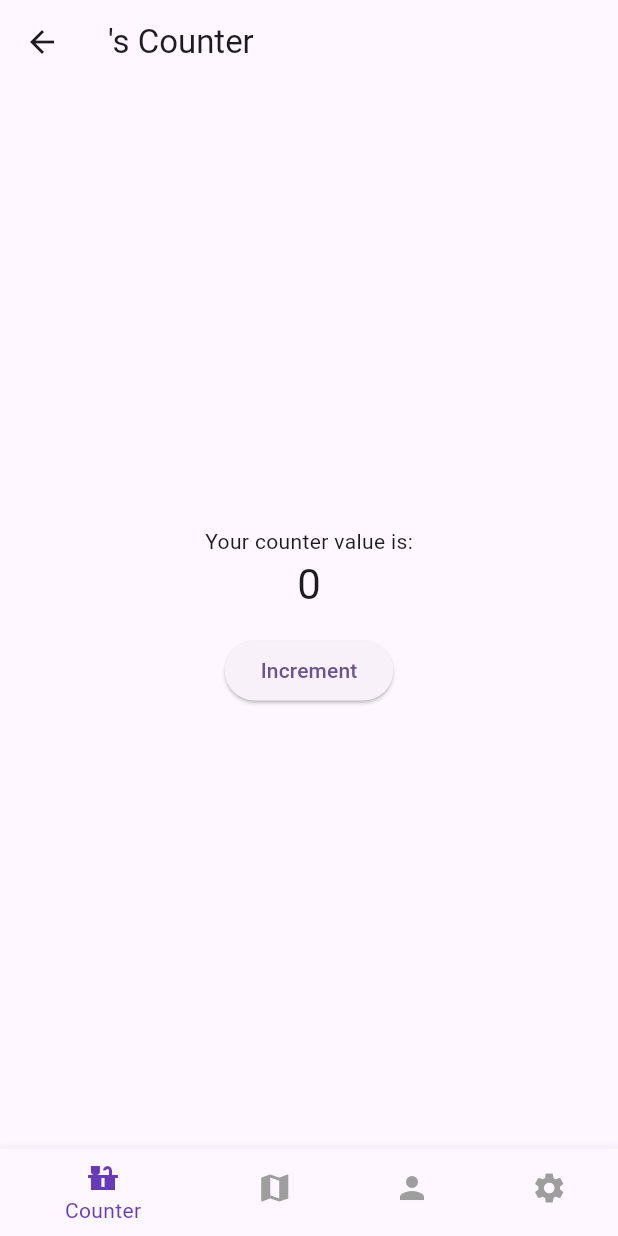
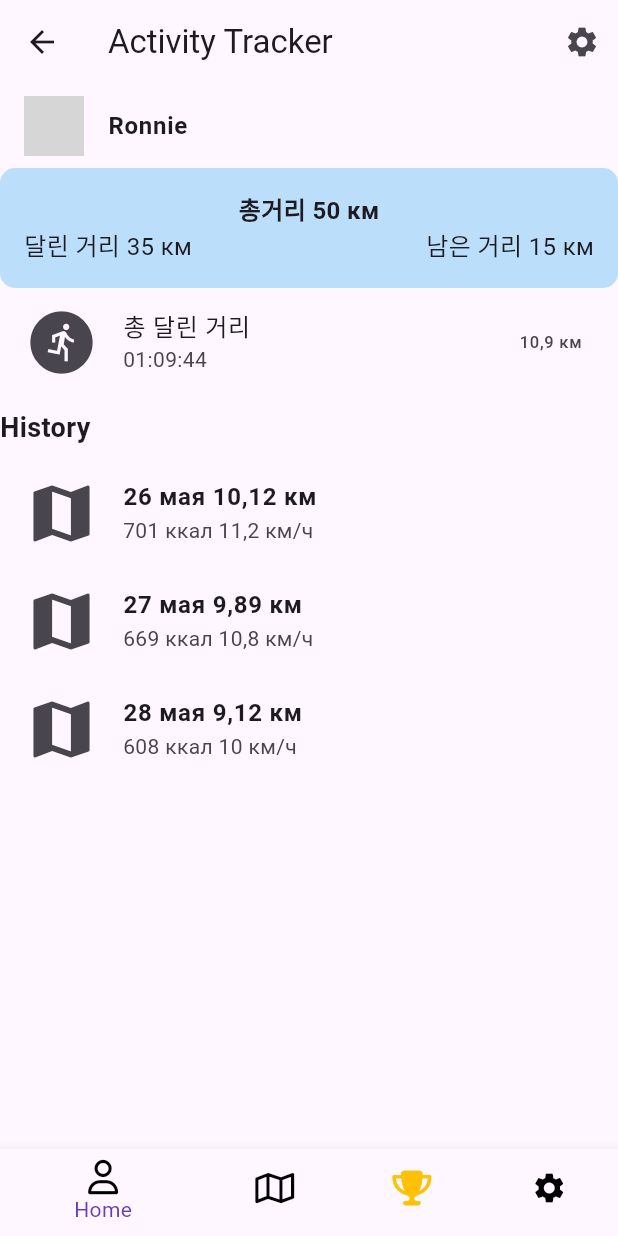
Before and after one commit to Me-in-U/GDG_Hackathon, a Flutter app: the MainNavigation screen opened directly with empty values, on a phone screen of 412 x 824 dp. Run offline on Flutter 3.47's test engine with Material 3 defaults, Android fonts, the phone set to English and light mode, and no system bars; our stand-ins replace cloud_firestore, firebase_core, fluttertoast, font_awesome_flutter, geolocator, google_maps_flutter; accounts and stored records are empty; network calls fail; grey boxes are pictures that could not be loaded.

Commit message:
Changing icons

```diff
--- /dev/null
+++ b/lib/home_page.dart
@@ -0,0 +1,101 @@
+import 'package:flutter/material.dart';
+
+class HomePage extends StatelessWidget {
+  final String username;
+
+  const HomePage({required this.username});
+
+  @override
+  Widget build(BuildContext context) {
+    return Scaffold(
+      appBar: AppBar(
+        title: Text('Activity Tracker'),
+        actions: [
+          IconButton(
+            icon: Icon(Icons.settings),
+            onPressed: () {},
+          ),
+        ],
+      ),
+      body: SingleChildScrollView(
+        child: Column(
+          children: [
+            _buildProfileHeader(),
+            _buildWeeklyGoal(),
+            _buildRecentActivity(),
+            _buildHistory(),
+          ],
+        ),
+      ),
+    );
+  }
+
+  Widget _buildProfileHeader() {
+    return ListTile(
+      leading: CircleAvatar(
+        backgroundImage: NetworkImage('https://example.com/user_image.jpg'),
+      ),
+      title: Text('Ronnie', style: TextStyle(fontWeight: FontWeight.bold)),
+    );
+  }
+
+  Widget _buildWeeklyGoal() {
+    return Container(
+      padding: EdgeInsets.all(16),
+      decoration: BoxDecoration(
+        color: Colors.blue[100],
+        borderRadius: BorderRadius.circular(10),
+      ),
+      child: Column(
+        children: [
+          Text('총거리 50 км', style: TextStyle(fontSize: 16, fontWeight: FontWeight.bold)),
+          Row(
+            mainAxisAlignment: MainAxisAlignment.spaceBetween,
+            children: [
+              Text('달린 거리 35 км', style: TextStyle(fontSize: 16)),
+              Text('남은 거리 15 км', style: TextStyle(fontSize: 16)),
+            ],
+          ),
+        ],
+      ),
+    );
+  }
+
+  Widget _buildRecentActivity() {
+    return ListTile(
+      leading: Icon(Icons.run_circle, size: 50),
+      title: Text('총 달린 거리'),
+      subtitle: Text('01:09:44'),
+      trailing: Text('10,9 км'),
+    );
+  }
+
+  Widget _buildHistory() {
+    return Column(
+      crossAxisAlignment: CrossAxisAlignment.start,
+      children: [
+        Padding(
+          padding: const EdgeInsets.symmetric(vertical: 8.0),
+          child: Text('History', style: TextStyle(fontSize: 18, fontWeight: FontWeight.bold)),
+        ),
+        ListView(
+          shrinkWrap: true,
+          physics: NeverScrollableScrollPhysics(),
+          children: [
+            _buildHistoryItem('26 мая', '10,12 км', '701 ккал', '11,2 км/ч'),
+            _buildHistoryItem('27 мая', '9,89 км', '669 ккал', '10,8 км/ч'),
+            _buildHistoryItem('28 мая', '9,12 км', '608 ккал', '10 км/ч'),
+          ],
+        ),
+      ],
+    );
+  }
+
+  Widget _buildHistoryItem(String date, String distance, String calories, String pace) {
+    return ListTile(
+      leading: Icon(Icons.map, size: 50),
+      title: Text('$date $distance', style: TextStyle(fontWeight: FontWeight.bold)),
+      subtitle: Text('$calories $pace'),
+    );
+  }
+}
--- a/lib/main_navigation.dart
+++ b/lib/main_navigation.dart
@@ -4,6 +4,10 @@ import 'counter_page.dart';
 import 'map_page.dart';
 import 'profile_page.dart';
 import 'mapsetting.dart';
+import 'home_page.dart';
+import 'package:font_awesome_flutter/font_awesome_flutter.dart';
+
+
 
 class MainNavigation extends StatefulWidget {
   final String username;
@@ -24,7 +28,7 @@ class _MainNavigationState extends State<MainNavigation> {
   void initState() {
     super.initState();
     _pages = [
-      CounterPage(username: widget.username),
+      HomePage(username: widget.username),
       MapPage(key: _mapPageKey, username: widget.username), // GlobalKey 전달
       const ProfilePage(),
       MapSettingPage(
@@ -65,16 +69,30 @@ class _MainNavigationState extends State<MainNavigation> {
       bottomNavigationBar: BottomNavigationBar(
         items: const [
           BottomNavigationBarItem(
-            icon: Icon(Icons.countertops),
-            label: 'Counter',
+            icon: FaIcon(
+              FontAwesomeIcons.user,
+              size: 23, // 원하는 크기로 설정
+              color: Colors.black, // 원하는 색상으로 설정
+            ),
+            label: 'Home',
+
           ),
           BottomNavigationBarItem(
-            icon: Icon(Icons.map),
+            icon: FaIcon(
+              FontAwesomeIcons.map,
+              size: 23, // 원하는 크기로 설정
+              color: Colors.black, // 원하는 색상으로 설정
+            ),
             label: 'Map',
+
           ),
           BottomNavigationBarItem(
-            icon: Icon(Icons.person),
-            label: 'Profile',
+            icon: FaIcon(
+              FontAwesomeIcons.trophy,
+              size: 23, // 원하는 크기로 설정
+              color: Colors.amber, // 원하는 색상으로 설정
+            ),
+            label: 'Ranking',
           ),
           BottomNavigationBarItem(
             icon: Icon(Icons.settings),
@@ -83,7 +101,8 @@ class _MainNavigationState extends State<MainNavigation> {
         ],
         currentIndex: _selectedIndex,
         selectedItemColor: Colors.deepPurple,
-        unselectedItemColor: Colors.grey,
+
+        unselectedItemColor: Colors.black,
         onTap: _onItemTapped,
       ),
     );
```
